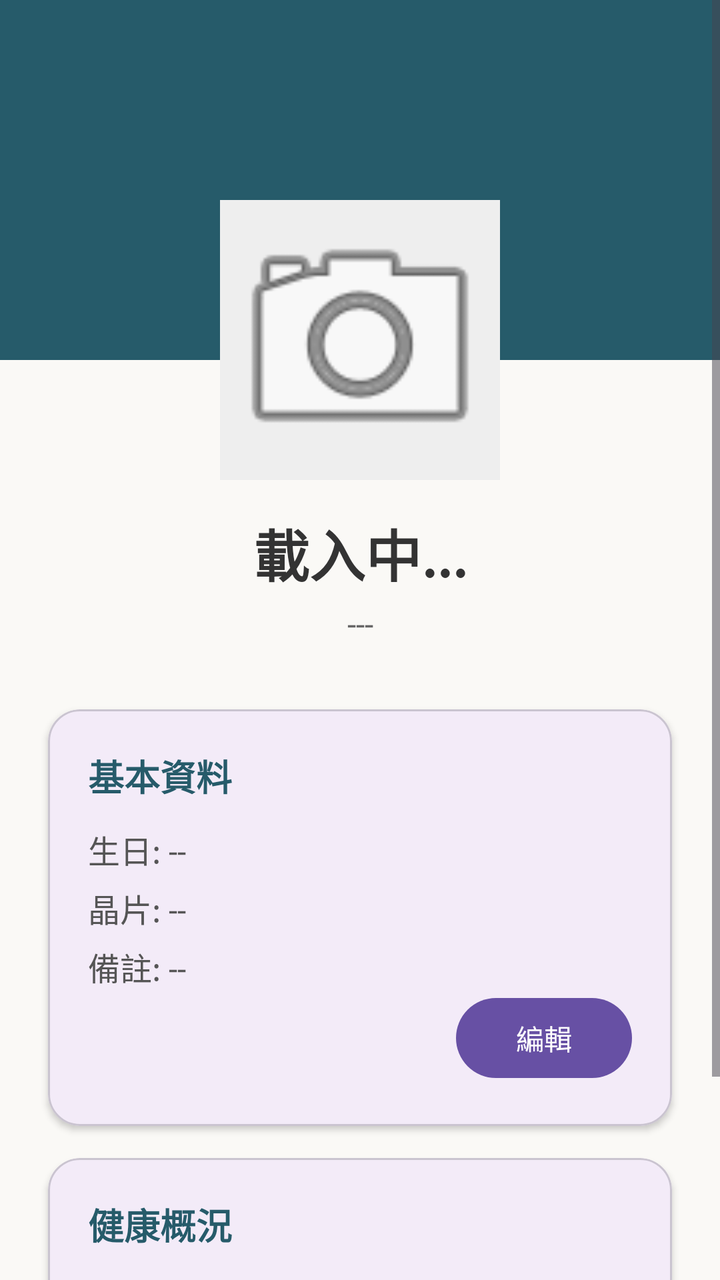
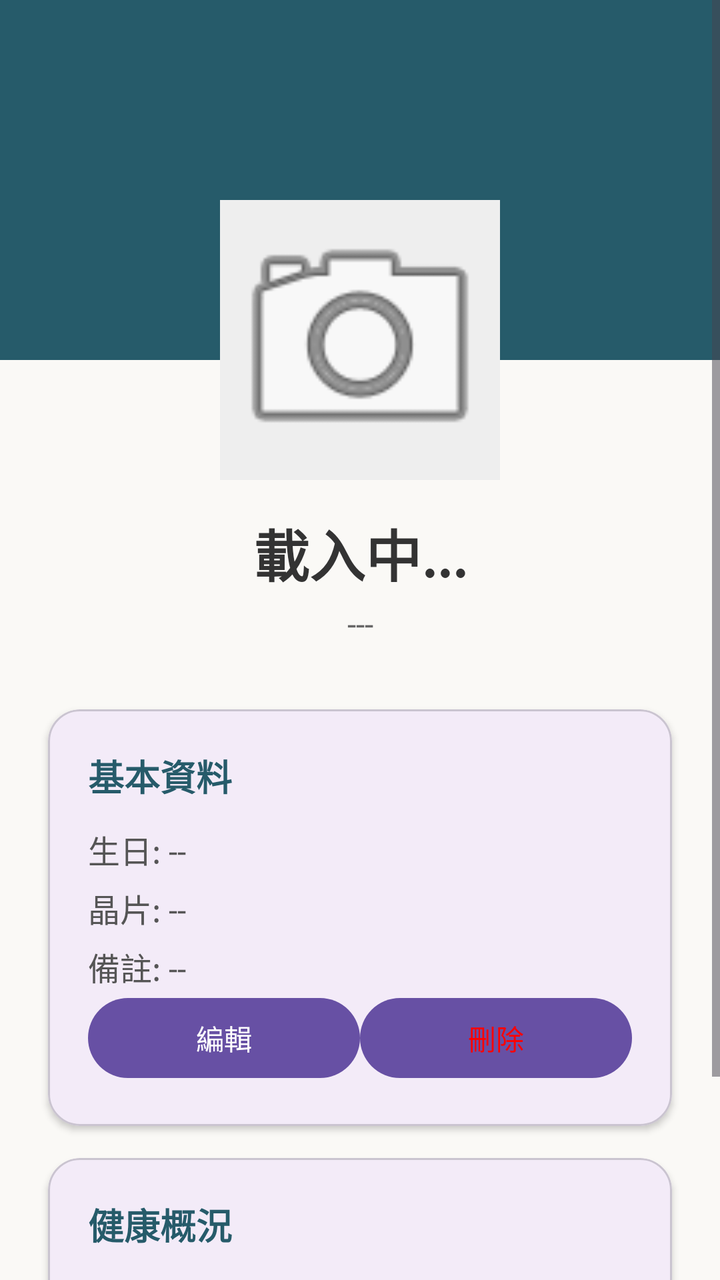

Compare the two renders of this Android layout. The source of the first and the diff that turns it into the second are given below.
<!-- AndroidManifest.xml: application theme Theme.PetCare -->
<!-- res/layout/activity_pet_detail.xml -->
<?xml version="1.0" encoding="utf-8"?>
<ScrollView xmlns:android="http://schemas.android.com/apk/res/android"
    xmlns:app="http://schemas.android.com/apk/res-auto"
    xmlns:tools="http://schemas.android.com/tools"
    android:layout_width="match_parent"
    android:layout_height="match_parent"
    android:background="#FAF9F6"
    android:fillViewport="true"
    tools:context=".petdetail.PetDetailActivity">

    <androidx.constraintlayout.widget.ConstraintLayout
        android:layout_width="match_parent"
        android:layout_height="wrap_content"
        android:paddingBottom="32dp">

        

        <View
            android:id="@+id/headerBackground"
            android:layout_width="match_parent"
            android:layout_height="180dp"
            android:background="#265B6A"
            app:layout_constraintTop_toTopOf="parent" />
        
        
        <com.google.android.material.imageview.ShapeableImageView
            android:id="@+id/ivProfilePhoto"
            android:layout_width="140dp"
            android:layout_height="140dp"
            android:layout_marginTop="100dp"
            android:background="#EEEEEE"
            android:scaleType="centerCrop"
            android:src="@android:drawable/ic_menu_camera"
            app:layout_constraintEnd_toEndOf="parent"
            app:layout_constraintStart_toStartOf="parent"
            app:layout_constraintTop_toTopOf="parent"
            app:shapeAppearanceOverlay="@style/ShapeAppearanceOverlay.Material3.Corner.Top" />
        
        
        
        <TextView
            android:id="@+id/tvName"
            android:layout_width="wrap_content"
            android:layout_height="wrap_content"
            android:layout_marginTop="16dp"
            android:text="載入中..."
            android:textColor="#333333"
            android:textSize="28sp"
            android:textStyle="bold"
            app:layout_constraintEnd_toEndOf="parent"
            app:layout_constraintStart_toStartOf="parent"
            app:layout_constraintTop_toBottomOf="@+id/ivProfilePhoto" />

        <TextView
            android:id="@+id/tvSpeciesBreed"
            android:layout_width="wrap_content"
            android:layout_height="wrap_content"
            android:layout_marginTop="4dp"
            android:text="---"
            android:textColor="#666666"
            android:textSize="16sp"
            app:layout_constraintEnd_toEndOf="parent"
            app:layout_constraintStart_toStartOf="parent"
            app:layout_constraintTop_toBottomOf="@+id/tvName" />

        
        <com.google.android.material.card.MaterialCardView
            android:id="@+id/cardDetails"
            android:layout_width="match_parent"
            android:layout_height="wrap_content"
            android:layout_marginHorizontal="24dp"
            android:layout_marginTop="32dp"
            app:cardCornerRadius="16dp"
            app:cardElevation="2dp"
            app:layout_constraintEnd_toEndOf="parent"
            app:layout_constraintStart_toStartOf="parent"
            app:layout_constraintTop_toBottomOf="@+id/tvSpeciesBreed">

            <LinearLayout
                android:layout_width="match_parent"
                android:layout_height="wrap_content"
                android:orientation="vertical"
                android:padding="20dp">

                <TextView
                    android:layout_width="wrap_content"
                    android:layout_height="wrap_content"
                    android:layout_marginBottom="12dp"
                    android:text="基本資料"
                    android:textColor="#265B6A"
                    android:textSize="18sp"
                    android:textStyle="bold" />

                
                <TextView
                    android:id="@+id/tvDetails"
                    android:layout_width="match_parent"
                    android:layout_height="wrap_content"
                    android:lineSpacingExtra="6dp"
                    android:text="生日: --\n晶片: --\n備註: --"
                    android:textColor="#555555"
                    android:textSize="16sp" />

                <Button
                    android:id="@+id/btnEdit"
                    android:layout_width="wrap_content"
                    android:layout_height="wrap_content"
                    android:layout_gravity="end"
                    android:text="編輯"
                    tools:visibility="visible" />
                
            </LinearLayout>
        </com.google.android.material.card.MaterialCardView>

        
        <com.google.android.material.card.MaterialCardView
            android:id="@+id/cardHealth"
            android:layout_width="match_parent"
            android:layout_height="wrap_content"
            android:layout_marginHorizontal="24dp"
            android:layout_marginTop="16dp"
            app:cardCornerRadius="16dp"
            app:cardElevation="2dp"
            app:layout_constraintEnd_toEndOf="parent"
            app:layout_constraintStart_toStartOf="parent"
            app:layout_constraintTop_toBottomOf="@+id/cardDetails">

            <LinearLayout
                android:layout_width="match_parent"
                android:layout_height="wrap_content"
                android:orientation="vertical"
                android:padding="20dp">

                <TextView
                    android:layout_width="wrap_content"
                    android:layout_height="wrap_content"
                    android:layout_marginBottom="12dp"
                    android:text="健康概況"
                    android:textColor="#265B6A"
                    android:textSize="18sp"
                    android:textStyle="bold" />

                <TextView
                    android:id="@+id/tvWeightInfo"
                    android:layout_width="match_parent"
                    android:layout_height="wrap_content"
                    android:text="最新體重: -- kg"
                    android:textColor="#555555"
                    android:textSize="16sp" />

                <Button
                    android:id="@+id/btn_addWeight"
                    android:layout_width="wrap_content"
                    android:layout_height="wrap_content"
                    android:layout_gravity="end"
                    android:text="+" />

                

            </LinearLayout>
        </com.google.android.material.card.MaterialCardView>

    </androidx.constraintlayout.widget.ConstraintLayout>

</ScrollView>
<!-- resources referenced by this layout -->
<resources>
  <style name="Theme.PetCare" parent="Base.Theme.PetCare" />
  <style name="Base.Theme.PetCare" parent="Theme.Material3.DayNight.NoActionBar">
          
          
      </style>
</resources>

<!-- the commit's change to res/layout/activity_pet_detail.xml (unified diff, before → after) -->
@@ -80,7 +80,8 @@
                 android:layout_width="match_parent"
                 android:layout_height="wrap_content"
                 android:orientation="vertical"
-                android:padding="20dp">
+                android:padding="20dp"
+                android:id="@+id/ll_up">
 
                 <TextView
                     android:layout_width="wrap_content"
@@ -100,16 +101,31 @@
                     android:text="生日: --\n晶片: --\n備註: --"
                     android:textColor="#555555"
                     android:textSize="16sp" />
+                <LinearLayout
+                    android:layout_width="match_parent"
+                    android:layout_height="wrap_content"
+                    android:orientation="horizontal"
+                    android:id="@+id/ll_down">                >
+                    <Button
+                        android:id="@+id/btnEdit"
+                        android:layout_width="wrap_content"
+                        android:layout_height="wrap_content"
+                        android:text="編輯"
+                        tools:visibility="visible"
+                        android:layout_weight="1"/>
+                    <Button
+                        android:id="@+id/btnDelete"
+                        android:layout_width="wrap_content"
+                        android:layout_height="wrap_content"
+                        android:text="刪除"
+                        android:textColor="#f00"
+                        tools:visibility="visible"
+                        android:layout_weight="1"/>
+                </LinearLayout>
 
-                <Button
-                    android:id="@+id/btnEdit"
-                    android:layout_width="wrap_content"
-                    android:layout_height="wrap_content"
-                    android:layout_gravity="end"
-                    android:text="編輯"
-                    tools:visibility="visible" />
                 
             </LinearLayout>
+
         </com.google.android.material.card.MaterialCardView>
 
         
